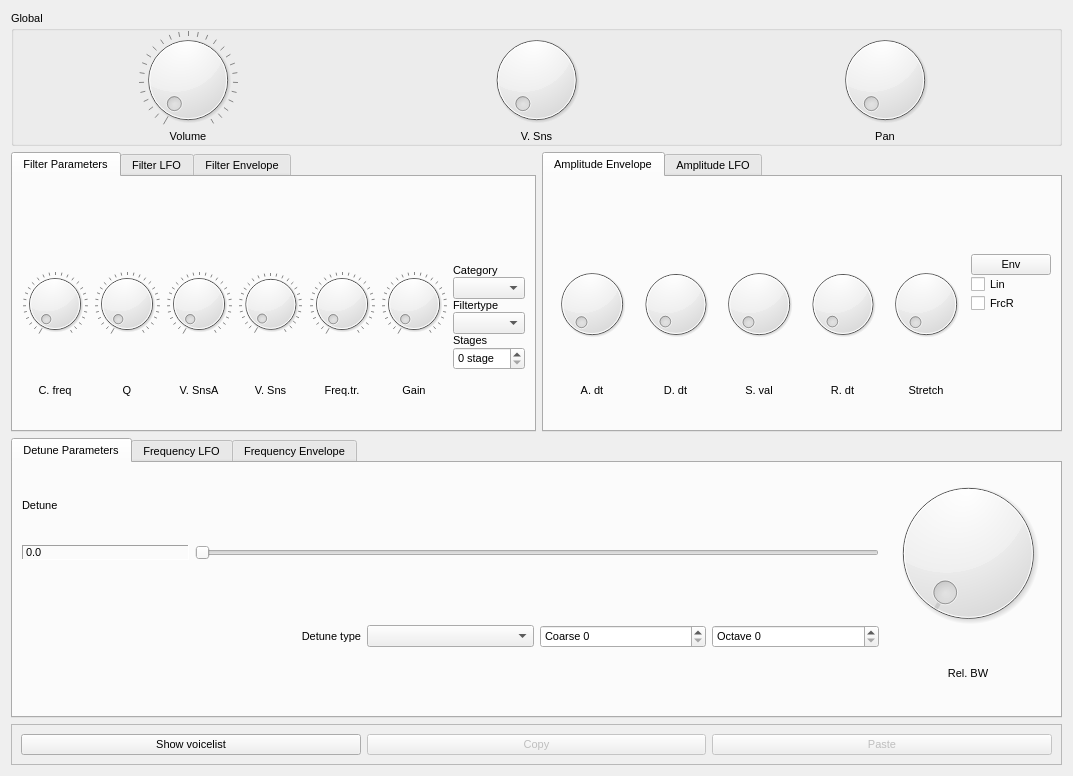
Old version of the form src/NewUI/Addnote/AddnoteUI.ui in the repository saidinesh5/ZynAddSubFX.
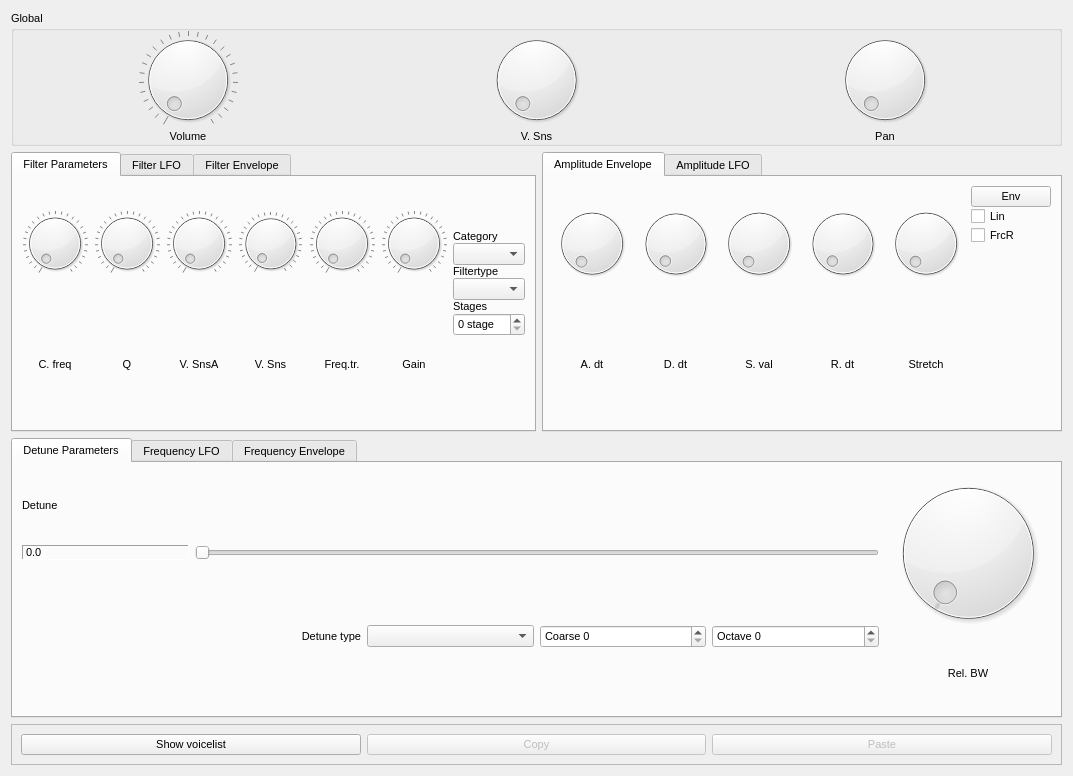
New version of the form. Icons and pictures are not drawn. Custom widgets are drawn as their Qt base class.

Commit message: removed mockup label

```diff
--- a/src/NewUI/Addnote/AddnoteUI.ui
+++ b/src/NewUI/Addnote/AddnoteUI.ui
@@ -128,7 +128,7 @@
        <string>Filter Parameters</string>
       </attribute>
       <layout class="QGridLayout" name="gridLayout">
-       <item row="1" column="1">
+       <item row="0" column="1">
         <widget class="Dial" name="partPan_3">
          <property name="maximum">
           <number>127</number>
@@ -150,7 +150,7 @@
          </property>
         </widget>
        </item>
-       <item row="1" column="2">
+       <item row="0" column="2">
         <widget class="Dial" name="mastervolume_11">
          <property name="maximum">
           <number>127</number>
@@ -172,7 +172,7 @@
          </property>
         </widget>
        </item>
-       <item row="1" column="3">
+       <item row="0" column="3">
         <widget class="Dial" name="mastervolume_12">
          <property name="maximum">
           <number>127</number>
@@ -194,7 +194,7 @@
          </property>
         </widget>
        </item>
-       <item row="1" column="4">
+       <item row="0" column="4">
         <widget class="Dial" name="mastervolume_13">
          <property name="maximum">
           <number>127</number>
@@ -216,7 +216,7 @@
          </property>
         </widget>
        </item>
-       <item row="1" column="5">
+       <item row="0" column="5">
         <widget class="Dial" name="mastervolume_14">
          <property name="maximum">
           <number>127</number>
@@ -238,7 +238,7 @@
          </property>
         </widget>
        </item>
-       <item row="1" column="6">
+       <item row="0" column="6">
         <widget class="Dial" name="mastervolume_15">
          <property name="maximum">
           <number>127</number>
@@ -260,7 +260,7 @@
          </property>
         </widget>
        </item>
-       <item row="1" column="7" rowspan="2">
+       <item row="0" column="7" rowspan="2">
         <widget class="QWidget" name="widget_5" native="true">
          <property name="sizePolicy">
           <sizepolicy hsizetype="Preferred" vsizetype="Maximum">
@@ -357,7 +357,7 @@
          </layout>
         </widget>
        </item>
-       <item row="2" column="1">
+       <item row="1" column="1">
         <widget class="QLabel" name="label_79">
          <property name="text">
           <string>C. freq</string>
@@ -367,7 +367,7 @@
          </property>
         </widget>
        </item>
-       <item row="2" column="2">
+       <item row="1" column="2">
         <widget class="QLabel" name="label_80">
          <property name="text">
           <string>Q</string>
@@ -377,7 +377,7 @@
          </property>
         </widget>
        </item>
-       <item row="2" column="3">
+       <item row="1" column="3">
         <widget class="QLabel" name="label_81">
          <property name="text">
           <string>V. SnsA</string>
@@ -387,7 +387,7 @@
          </property>
         </widget>
        </item>
-       <item row="2" column="4">
+       <item row="1" column="4">
         <widget class="QLabel" name="label_82">
          <property name="text">
           <string>V. Sns</string>
@@ -397,7 +397,7 @@
          </property>
         </widget>
        </item>
-       <item row="2" column="5">
+       <item row="1" column="5">
         <widget class="QLabel" name="label_83">
          <property name="text">
           <string>Freq.tr.</string>
@@ -407,7 +407,7 @@
          </property>
         </widget>
        </item>
-       <item row="2" column="6">
+       <item row="1" column="6">
         <widget class="QLabel" name="label_84">
          <property name="text">
           <string>Gain</string>
@@ -417,19 +417,6 @@
          </property>
         </widget>
        </item>
-       <item row="0" column="1" colspan="7">
-        <widget class="QLabel" name="label_7">
-         <property name="text">
-          <string/>
-         </property>
-         <property name="pixmap">
-          <pixmap>../../../../../../../tmp/filter.png</pixmap>
-         </property>
-         <property name="scaledContents">
-          <bool>true</bool>
-         </property>
-        </widget>
-       </item>
       </layout>
      </widget>
      <widget class="QWidget" name="tab_7">
@@ -892,7 +879,7 @@
        <string>Amplitude Envelope</string>
       </attribute>
       <layout class="QGridLayout" name="gridLayout_8">
-       <item row="1" column="1">
+       <item row="0" column="1">
         <widget class="Dial" name="a_dt">
          <property name="sizePolicy">
           <sizepolicy hsizetype="Preferred" vsizetype="Preferred">
@@ -905,7 +892,7 @@
          </property>
         </widget>
        </item>
-       <item row="1" column="2">
+       <item row="0" column="2">
         <widget class="Dial" name="d_dt">
          <property name="sizePolicy">
           <sizepolicy hsizetype="Preferred" vsizetype="Preferred">
@@ -918,7 +905,7 @@
          </property>
         </widget>
        </item>
-       <item row="1" column="3">
+       <item row="0" column="3">
         <widget class="Dial" name="s_val">
          <property name="sizePolicy">
           <sizepolicy hsizetype="Preferred" vsizetype="Preferred">
@@ -931,7 +918,7 @@
          </property>
         </widget>
        </item>
-       <item row="1" column="4">
+       <item row="0" column="4">
         <widget class="Dial" name="r_dt">
          <property name="sizePolicy">
           <sizepolicy hsizetype="Preferred" vsizetype="Preferred">
@@ -944,7 +931,7 @@
          </property>
         </widget>
        </item>
-       <item row="1" column="5">
+       <item row="0" column="5">
         <widget class="Dial" name="stretch">
          <property name="sizePolicy">
           <sizepolicy hsizetype="Preferred" vsizetype="Preferred">
@@ -957,7 +944,7 @@
          </property>
         </widget>
        </item>
-       <item row="1" column="6" rowspan="2">
+       <item row="0" column="6" rowspan="2">
         <widget class="QWidget" name="widget_2" native="true">
          <layout class="QVBoxLayout" name="verticalLayout">
           <property name="spacing">
@@ -1009,7 +996,7 @@
          </layout>
         </widget>
        </item>
-       <item row="2" column="1">
+       <item row="1" column="1">
         <widget class="QLabel" name="label_31">
          <property name="text">
           <string>A. dt</string>
@@ -1019,7 +1006,7 @@
          </property>
         </widget>
        </item>
-       <item row="2" column="2">
+       <item row="1" column="2">
         <widget class="QLabel" name="label_32">
          <property name="text">
           <string>D. dt</string>
@@ -1029,7 +1016,7 @@
          </property>
         </widget>
        </item>
-       <item row="2" column="3">
+       <item row="1" column="3">
         <widget class="QLabel" name="label_33">
          <property name="text">
           <string>S. val</string>
@@ -1039,7 +1026,7 @@
          </property>
         </widget>
        </item>
-       <item row="2" column="4">
+       <item row="1" column="4">
         <widget class="QLabel" name="label_34">
          <property name="text">
           <string>R. dt</string>
@@ -1049,7 +1036,7 @@
          </property>
         </widget>
        </item>
-       <item row="2" column="5">
+       <item row="1" column="5">
         <widget class="QLabel" name="label_35">
          <property name="text">
           <string>Stretch</string>
@@ -1059,19 +1046,6 @@
          </property>
         </widget>
        </item>
-       <item row="0" column="1" colspan="6">
-        <widget class="QLabel" name="label_4">
-         <property name="text">
-          <string/>
-         </property>
-         <property name="pixmap">
-          <pixmap>../../../../../../../tmp/env.png</pixmap>
-         </property>
-         <property name="scaledContents">
-          <bool>true</bool>
-         </property>
-        </widget>
-       </item>
       </layout>
      </widget>
      <widget class="QWidget" name="tab_2">
```
